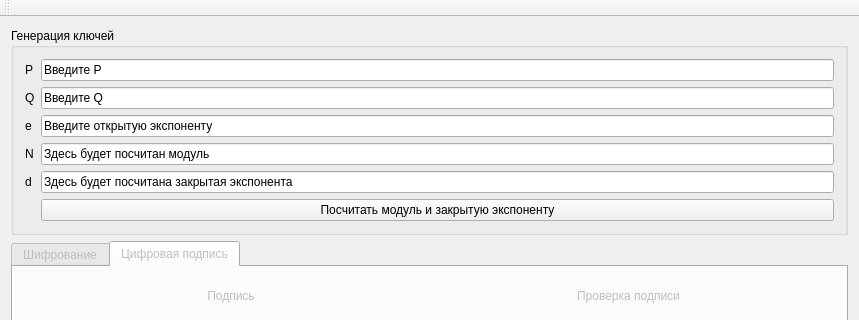
The window that mainwindow.ui (klv-codehub/rsa-cash) describes before a commit, drawn with Qt 5; both pictures show x 0 to 859 and y 0 to 320 of the 859 by 670 pixel window.
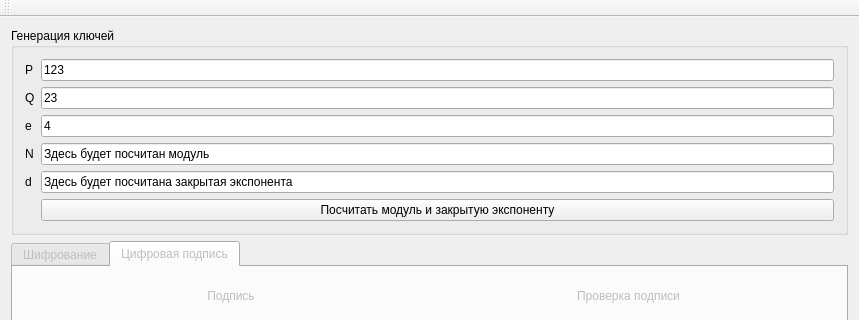
The same window after the commit. The open tabs and pages were chosen to show the change.

Commit message: Implemented RSA and UI logic. Added const qualifiers to all operators. Removed some trash.

The edit to the form file:
```diff
--- a/mainwindow.ui
+++ b/mainwindow.ui
@@ -31,7 +31,7 @@
        <item row="0" column="1">
         <widget class="QLineEdit" name="lineEdit_p">
          <property name="text">
-          <string>Введите P</string>
+          <string>123</string>
          </property>
         </widget>
        </item>
@@ -45,7 +45,7 @@
        <item row="1" column="1">
         <widget class="QLineEdit" name="lineEdit_q">
          <property name="text">
-          <string>Введите Q</string>
+          <string>23</string>
          </property>
         </widget>
        </item>
@@ -59,7 +59,7 @@
        <item row="2" column="1">
         <widget class="QLineEdit" name="lineEdit_e">
          <property name="text">
-          <string>Введите открытую экспоненту</string>
+          <string>4</string>
          </property>
         </widget>
        </item>
```
Left out of the diff: 56 changed lines with no effect on the pictures. The commit also changes 6 other files.
